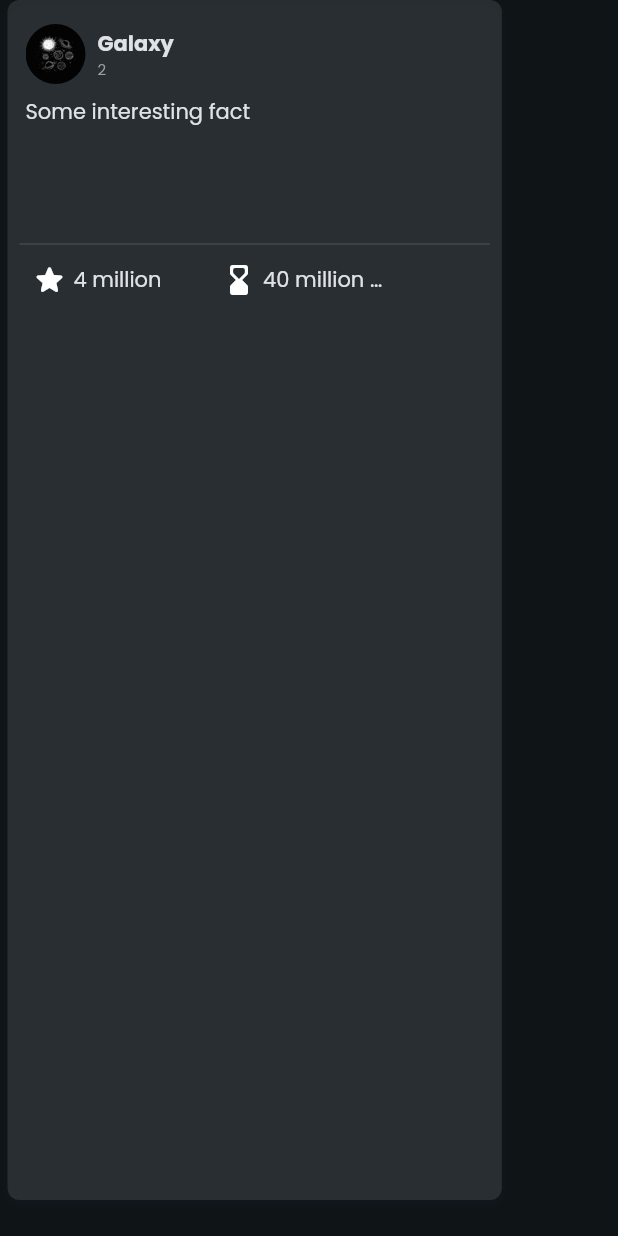
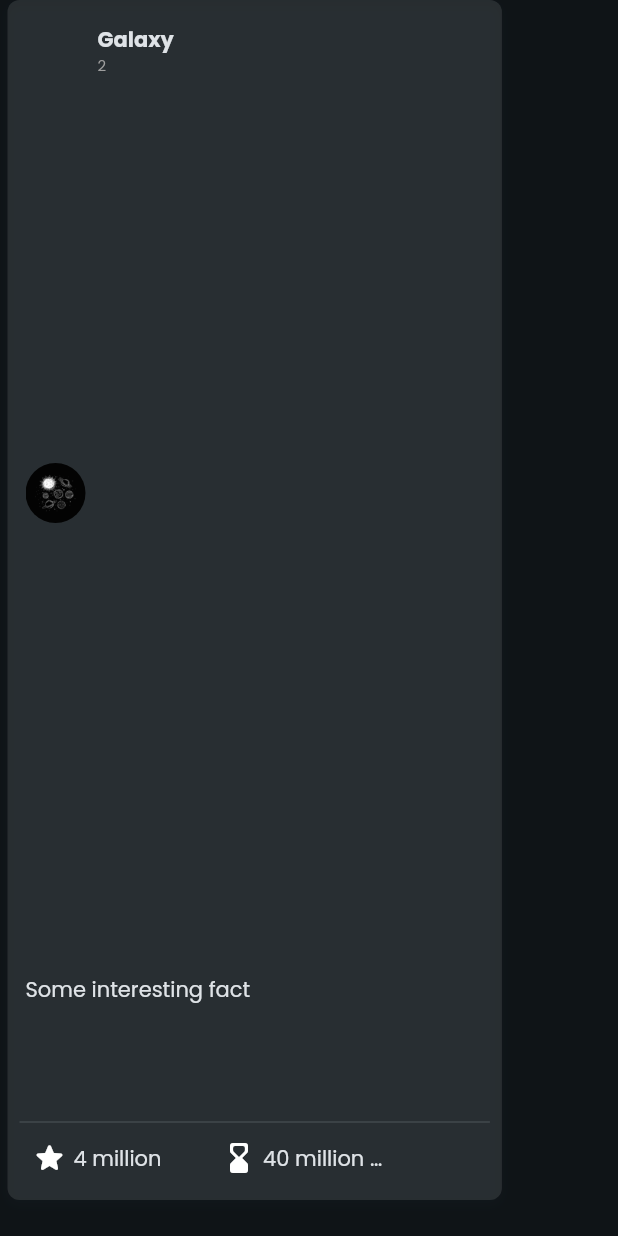
Before and after one commit to DaV212001/space_wiki, a Flutter app: the GalaxyCard widget shown alone on an empty page, opened directly, on a phone screen of 412 x 824 dp. Run offline on Flutter 3.47's test engine with Material 3 defaults, Android fonts, the phone set to English and light mode, and no system bars; our stand-ins replace dots_indicator, easy_splash_screen, flutter_animate, flutter_spinkit, font_awesome_flutter, get and 8 more; accounts and stored records are empty.

Commit message:
Minor UI Fixes

```diff
--- a/lib/main.dart
+++ b/lib/main.dart
@@ -1,16 +1,12 @@
 import 'package:flutter/material.dart';
 import 'package:get/get_navigation/src/root/get_material_app.dart';
 import 'package:space_wiki/configs/constants.dart';
-import 'package:space_wiki/screens/home_screen.dart';
 import 'package:space_wiki/screens/main_layout_screen.dart';
-import 'package:space_wiki/screens/splash_screen.dart';
 import 'package:supabase_flutter/supabase_flutter.dart';
 
 import 'configs/config_preference.dart';
 import 'constants/theme_constants.dart';
 import 'controllers/theme_controller.dart';
-
-
 
 void main() async {
   WidgetsFlutterBinding.ensureInitialized();
@@ -39,7 +35,7 @@ class _MyAppState extends State<MyApp> {
       theme: appTheme(context, isDark: true),
       darkTheme: appTheme(context, isDark: true),
       themeMode: ThemeController.getThemeMode(),
-      home:  SplashScreen(),
+      home: MainLayoutScreen(),
     );
   }
 }
--- a/lib/screens/sign_up.dart
+++ b/lib/screens/sign_up.dart
@@ -1,3 +1,5 @@
+//FOR WHEN FEATURES COME UP NEEDING SIGN UP.
+
 import 'package:flutter/material.dart';
 import 'package:flutter_animate/flutter_animate.dart';
 import 'package:get/get.dart';
--- a/lib/widgets/galaxy_card.dart
+++ b/lib/widgets/galaxy_card.dart
@@ -44,7 +44,7 @@ class GalaxyCard extends StatelessWidget {
           child: Column(
             mainAxisSize: MainAxisSize.max,
             children: [
-              buildHeader(width),
+              Expanded(child: buildHeader(width)),
               buildBody(context),
               const Divider(
                 height: 8,
--- a/lib/widgets/head.dart
+++ b/lib/widgets/head.dart
@@ -1,5 +1,4 @@
 import 'package:flutter/material.dart';
-import 'package:supabase_flutter/supabase_flutter.dart';
 
 class HomeScreenHeader extends StatelessWidget {
   const HomeScreenHeader({
@@ -8,7 +7,7 @@ class HomeScreenHeader extends StatelessWidget {
 
   @override
   Widget build(BuildContext context) {
-    User user = Supabase.instance.client.auth.currentUser!;
+    // User user = Supabase.instance.client.auth.currentUser??Use;
     return Container(
       width: double.infinity,
       decoration: const BoxDecoration(
@@ -42,7 +41,7 @@ class HomeScreenHeader extends StatelessWidget {
                         style: TextStyle(
                           fontFamily: 'Poppins',
                         )),
-                    Text(user.userMetadata?['first_name'] ?? "Space Wanderer",
+                    Text("Space Wanderer",
                         style: TextStyle(
                             fontFamily: 'Poppins',
                             fontWeight: FontWeight.bold)),
--- a/lib/widgets/small_content_card.dart
+++ b/lib/widgets/small_content_card.dart
@@ -67,7 +67,8 @@ class SmallContentCard extends StatelessWidget {
               ),
             ],
           ),
-          SizedBox(
+          Expanded(
+            child: SizedBox(
               height: height * 0.1,
               child: Padding(
                 padding: EdgeInsets.all(8),
@@ -93,6 +94,7 @@ class SmallContentCard extends StatelessWidget {
                 ),
               ),
             ),
+          ),
         ],
       ),
     );
```
Also changed, not shown: lib/screens/home_screen.dart (+5 -8 lines), lib/screens/splash_screen.dart (+4 -3 lines). Lines whose indentation alone changed are shown as unchanged.
